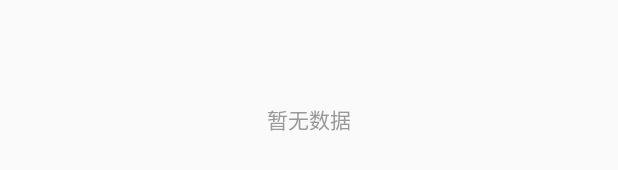
After one commit to rohitnotes/MusicKotlin, an Android app: the layout layout_empty.xml on its own in the app's theme, with its tools: preview values and no code run, on a phone screen of 412 x 824 dp. The commit adds this screen. Shown: the part 499-669 px from the top of the screen. Run offline under Robolectric (Android 15) with nearby library versions, the phone set to English and light mode, and no system bars.

Commit message:
add RecyclerViewWrapper

```diff
--- /dev/null
+++ b/app/src/main/res/layout/layout_empty.xml
@@ -0,0 +1,13 @@
+<?xml version="1.0" encoding="utf-8"?>
+<RelativeLayout
+    xmlns:android="http://schemas.android.com/apk/res/android"
+    android:layout_width="match_parent"
+    android:layout_height="match_parent">
+
+    <TextView
+        android:layout_width="wrap_content"
+        android:layout_height="wrap_content"
+        android:layout_centerInParent="true"
+        android:text="暂无数据"
+        android:textColor="@color/color4"/>
+</RelativeLayout>
--- a/app/src/main/res/values/colors.xml
+++ b/app/src/main/res/values/colors.xml
@@ -1,9 +1,9 @@
 <?xml version="1.0" encoding="utf-8"?>
 <resources>
 
-    <color name="colorPrimary">#31c27c</color>
-    <color name="colorPrimaryDark">#31c27c</color>
-    <color name="colorAccent">#31c27c</color>
+    <color name="colorPrimary">#C34A42</color>
+    <color name="colorPrimaryDark">#C34A42</color>
+    <color name="colorAccent">#C34A42</color>
 
     <color name="color1">#212121</color>
     <color name="color2">#333333</color>
```
Also changed, not shown: app/src/main/java/com/sunfusheng/music/widget/LoadingStateDelegate.kt (added, +45 -0 lines), app/src/main/java/com/sunfusheng/music/widget/RecyclerViewWrapper.kt (+89 -0 lines), app/src/main/res/layout/layout_error.xml (added, +13 -0 lines), app/src/main/res/layout/layout_loading.xml (added, +13 -0 lines), app/src/main/res/layout/layout_recyclerview.xml (+20 -0 lines).
